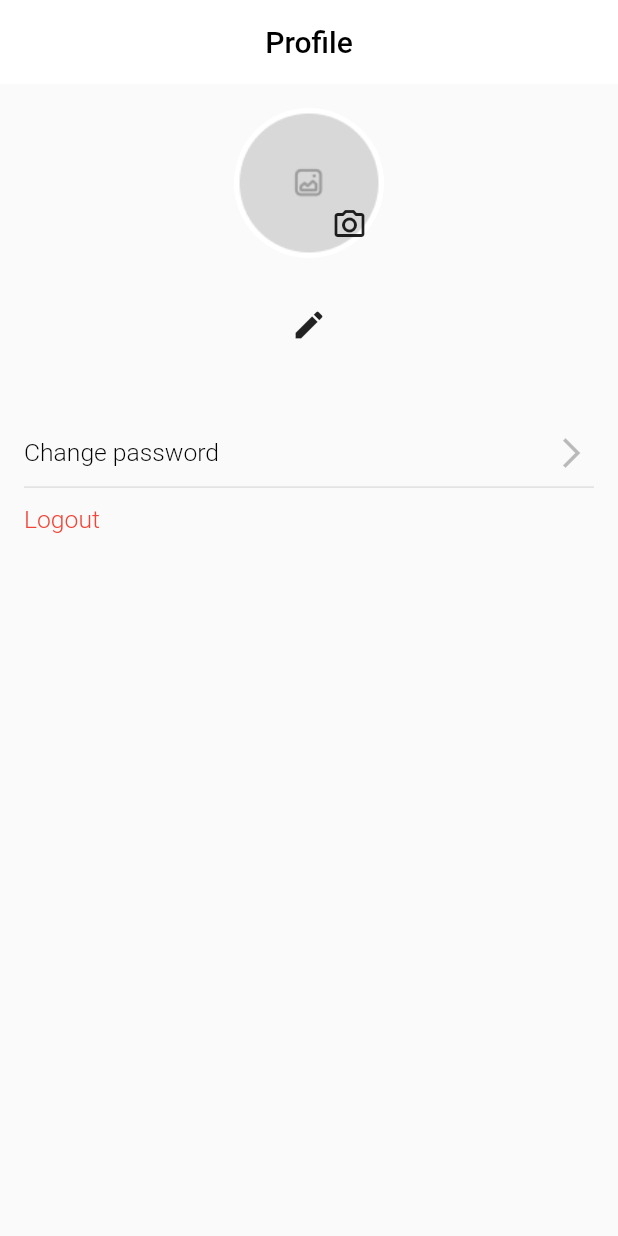
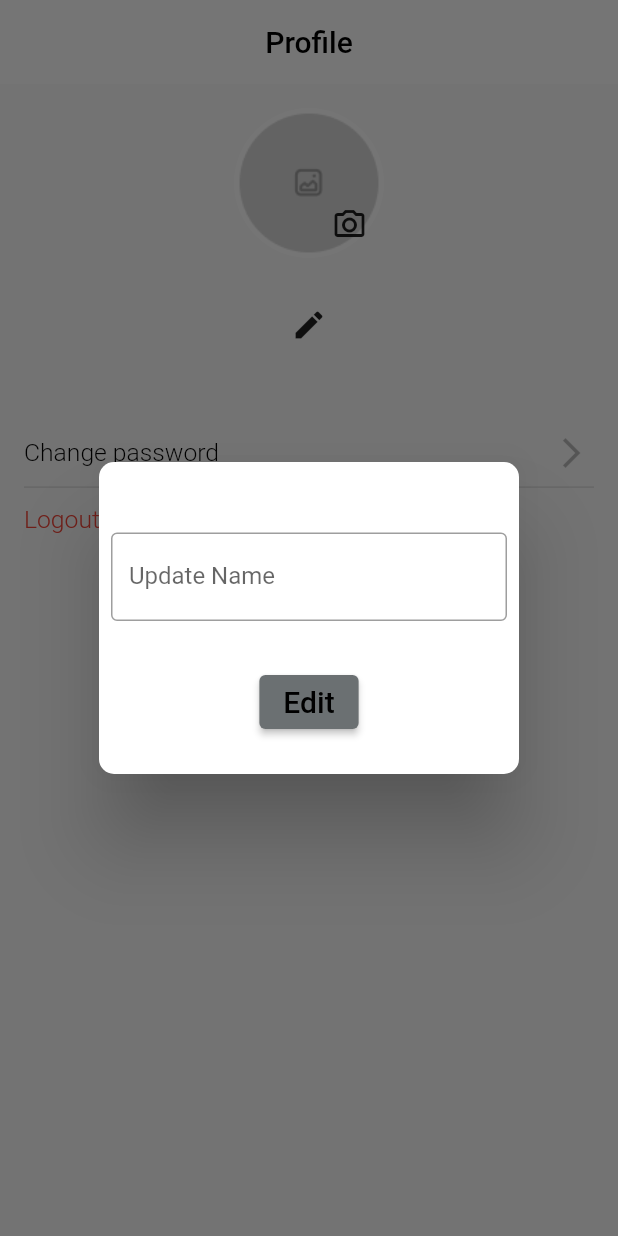
Before and after one commit to renadayad/Authentication_project, a Flutter app: the ProfileScreen screen opened by its route, after a tap on the "edit" icon, on a phone screen of 412 x 824 dp. Run offline on Flutter 3.47's test engine with Material 2 defaults, Android fonts, the phone set to English and light mode, and no system bars; our stand-ins replace cloud_firestore, firebase_auth, firebase_core, get, get_storage, google_sign_in and 2 more; accounts and stored records are empty; Roboto replaces fonts that are missing (Ubuntu).

Commit message:
enh:update name

```diff
--- a/lib/Features/Profile/logic/controller/profile_controller.dart
+++ b/lib/Features/Profile/logic/controller/profile_controller.dart
@@ -2,7 +2,6 @@ import 'package:cloud_firestore/cloud_firestore.dart';
 import 'package:firebase_auth/firebase_auth.dart';
 import 'package:flutter/material.dart';
 import 'package:get/get.dart';
-
 import '../../../../Core/routes/routes.dart';
 import '../../../Auth/logic/controller/auth_controller.dart';
 
@@ -10,6 +9,7 @@ class ProfileController extends GetxController {
   final TextEditingController passController = TextEditingController();
   final TextEditingController newPassController = TextEditingController();
   final TextEditingController rePasswordController = TextEditingController();
+  final TextEditingController updateNameController = TextEditingController();
   final controller = Get.find<AuthController>();
   String name = '';
   String image = '';
@@ -25,8 +25,7 @@ class ProfileController extends GetxController {
   changePassword(
       {required String oldPassword, required String newPassword}) async {
     final user = await FirebaseAuth.instance.currentUser;
-
-// you should check here that email is not empty
+    // you should check here that email is not empty
     final credential = await EmailAuthProvider.credential(
       email: user!.email!,
       password: oldPassword,
@@ -80,7 +79,6 @@ class ProfileController extends GetxController {
             .doc(FirebaseAuth.instance.currentUser!.uid)
             .get();
         name = docData['name'];
-
         update();
       } else {
         return '';
@@ -98,8 +96,6 @@ class ProfileController extends GetxController {
             .doc(FirebaseAuth.instance.currentUser!.uid)
             .get();
         image = docData['image'];
-        print(docData['image']);
-
         update();
       } else {
         return '';
@@ -109,9 +105,22 @@ class ProfileController extends GetxController {
     }
   }
 
-
-
-
+  Future updateName(String updateName) async {
+    var user = FirebaseAuth.instance.currentUser;
+    user?.updateProfile(displayName: updateName).then((value) {
+      print("Profile has been changed successfully");
+      final docData = FirebaseFirestore.instance
+          .collection("users")
+          .doc(FirebaseAuth.instance.currentUser!.uid)
+          .update({"name": updateName}).whenComplete(() {
+        name = updateName;
+        update();
+        updateNameController.clear();
+      });
+    }).catchError((e) {
+      print("There was an error updating profile");
+    });
+  }
 
   void signOut() async {
     try {
@@ -119,7 +128,6 @@ class ProfileController extends GetxController {
       await controller.googleSign.signOut();
       controller.isSignedIn = false;
       controller.authBox.remove("auth");
-
       update();
       Get.offNamed(Routes.loginScreen);
     } catch (e) {
--- a/lib/Features/Profile/view/screens/profile.dart
+++ b/lib/Features/Profile/view/screens/profile.dart
@@ -2,6 +2,7 @@ import 'package:auth_app/Common/widgets/text_utils.dart';
 import 'package:flutter/material.dart';
 import 'package:get/get.dart';
 import 'package:sizer/sizer.dart';
+import '../../../../Common/utils/theme.dart';
 import '../../../Auth/logic/controller/auth_controller.dart';
 import '../../logic/controller/profile_controller.dart';
 import '../widgets/change_password_widget.dart';
@@ -29,17 +30,15 @@ class ProfileScreen extends StatelessWidget {
               style: TextStyle(color: Colors.black),
             ),
           ),
-          body: GetBuilder<AuthController>(builder: (_) {
-            return Padding(
+          body: Padding(
             padding: const EdgeInsets.all(16),
             child: Column(
               children: [
                 Align(
                     alignment: Alignment.center,
                     child: GetBuilder<ProfileController>(builder: (_) {
-
-
-                       return Stack(children: [
+                      return Stack(
+                        children: [
                           Container(
                             height: 100,
                             width: 100,
@@ -47,8 +46,10 @@ class ProfileScreen extends StatelessWidget {
                               color: Colors.white,
                               shape: BoxShape.circle,
                               image: DecorationImage(
-                              image: profileController.image == "" || profileController.image == null
-                                  ? const AssetImage("assets/images/avtar.png")
+                                image: profileController.image == "" ||
+                                        profileController.image == null
+                                    ? const AssetImage(
+                                            "assets/images/avtar.png")
                                         as ImageProvider
                                     : NetworkImage(
                                         profileController.image,
@@ -57,15 +58,21 @@ class ProfileScreen extends StatelessWidget {
                               ),
                             ),
                           ),
-
                           Positioned(
-                        bottom: -2, right: -1, //give the values according to your requirement
-                        child: IconButton( onPressed: () {
+                            bottom: -2,
+                            right:
+                                -1, //give the values according to your requirement
+                            child: IconButton(
+                              onPressed: () {
                                 // _onPictureSelection();
-                        }, icon: const Icon(Icons.camera_alt_outlined,),),
+                              },
+                              icon: const Icon(
+                                Icons.camera_alt_outlined,
                               ),
-                        ],);
-
+                            ),
+                          ),
+                        ],
+                      );
                     })),
                 SizedBox(
                   height: 2.5.h,
@@ -81,10 +88,58 @@ class ProfileScreen extends StatelessWidget {
                         fontWeight: FontWeight.bold,
                       );
                     }),
-
-                      IconButton(icon: Icon(Icons.edit), onPressed: (){},)
-
-
+                    IconButton(
+                      icon: Icon(Icons.edit),
+                      onPressed: () {
+                        Get.defaultDialog(
+                            title: '',
+                            content: Column(
+                              mainAxisSize: MainAxisSize.min,
+                              children: [
+                                TextField(
+                                  controller:
+                                      profileController.updateNameController,
+                                  keyboardType: TextInputType.text,
+                                  maxLines: 1,
+                                  decoration: const InputDecoration(
+                                      labelText: 'Update Name',
+                                      hintMaxLines: 1,
+                                      border: OutlineInputBorder(
+                                          borderSide: BorderSide(
+                                              color: Colors.green,
+                                              width: 4.0))),
+                                ),
+                                const SizedBox(
+                                  height: 30.0,
+                                ),
+                                ElevatedButton(
+                                  style: ElevatedButton.styleFrom(
+                                    backgroundColor: buttonColor,
+                                  ),
+                                  onPressed: () {
+                                    if (profileController
+                                            .updateNameController.text !=
+                                        null) {
+                                      profileController.updateName(
+                                          profileController
+                                              .updateNameController.text);
+                                      Get.back();
+                                    } else {
+                                      print("not edit");
+                                    }
+                                  },
+                                  child: TextUtils(
+                                    text: 'Edit',
+                                    color: Colors.black,
+                                    fontWeight: FontWeight.w500,
+                                    fontsize: 20,
+                                  ),
+                                )
+                              ],
+                            ),
+                            radius: 10.0);
+                      },
+                    )
                   ],
                 ),
                 SizedBox(
@@ -104,8 +159,7 @@ class ProfileScreen extends StatelessWidget {
                 LogOut(),
               ],
             ),
-            );
-          })),
+          )),
     );
   }
 }
```
Also changed, not shown: 2 other files. Lines whose indentation alone changed are shown as unchanged.
